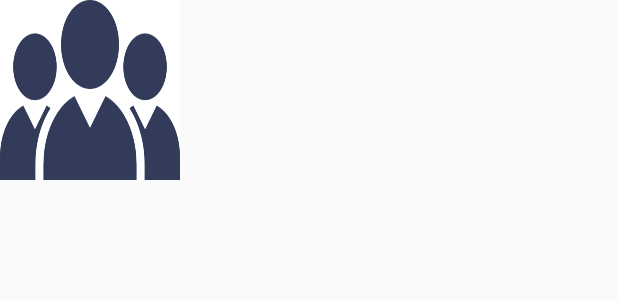
After one commit to Hongyeongjune/damoim, an Android app: the layout item_trade_image.xml on its own in the app's theme, with its tools: preview values and no code run, on a phone screen of 412 x 824 dp. The commit adds this screen. Shown: the top 300 px of the screen. Run offline under Robolectric (Android 15) with nearby library versions, the light colour scheme and no system bars.

Commit message:
중고 장터 중고 품 생성 창 구현 완료

```diff
--- /dev/null
+++ b/app/src/main/java/com/yeongjae/damoim/view/tradecreate/presenter/TradeCreateContract.java
@@ -0,0 +1,4 @@
+package com.yeongjae.damoim.view.tradecreate.presenter;
+
+public interface TradeCreateContract {
+}
--- /dev/null
+++ b/app/src/main/res/layout/item_trade_image.xml
@@ -0,0 +1,28 @@
+<?xml version="1.0" encoding="utf-8"?>
+<LinearLayout xmlns:android="http://schemas.android.com/apk/res/android"
+    android:id="@+id/itemReceptionLayout"
+    android:layout_width="120dp"
+    android:layout_height="120dp"
+    android:background="#FFFFFF"
+    android:orientation="vertical"
+    android:layout_weight="1">
+
+    <LinearLayout
+        android:layout_width="match_parent"
+        android:layout_height="120dp"
+        android:orientation="horizontal"
+        android:weightSum="1">
+
+        <!-- 사진 -->
+        <ImageView
+            android:id="@+id/iv_trade_create_image"
+            android:layout_width="0dp"
+            android:layout_height="match_parent"
+            android:layout_gravity="center"
+            android:layout_weight="1"
+            android:gravity="center|right"
+            android:textColor="#000000"
+            android:background="@drawable/people"/>
+
+    </LinearLayout>
+</LinearLayout>
```
Also changed, not shown: app/src/main/java/com/yeongjae/damoim/data/TradeImage.java (added, +22 -0 lines), app/src/main/java/com/yeongjae/damoim/view/tradecreate/TradeCreateActivity.java (+44 -1 lines), app/src/main/java/com/yeongjae/damoim/view/tradecreate/adapter/TradeCreateAdapter.java (added, +105 -0 lines), app/src/main/java/com/yeongjae/damoim/view/tradecreate/adapter/TradeCreateAdapterContract.java (added, +19 -0 lines), app/src/main/java/com/yeongjae/damoim/view/tradecreate/adapter/TradeCreateViewHolder.java (added, +35 -0 lines).
